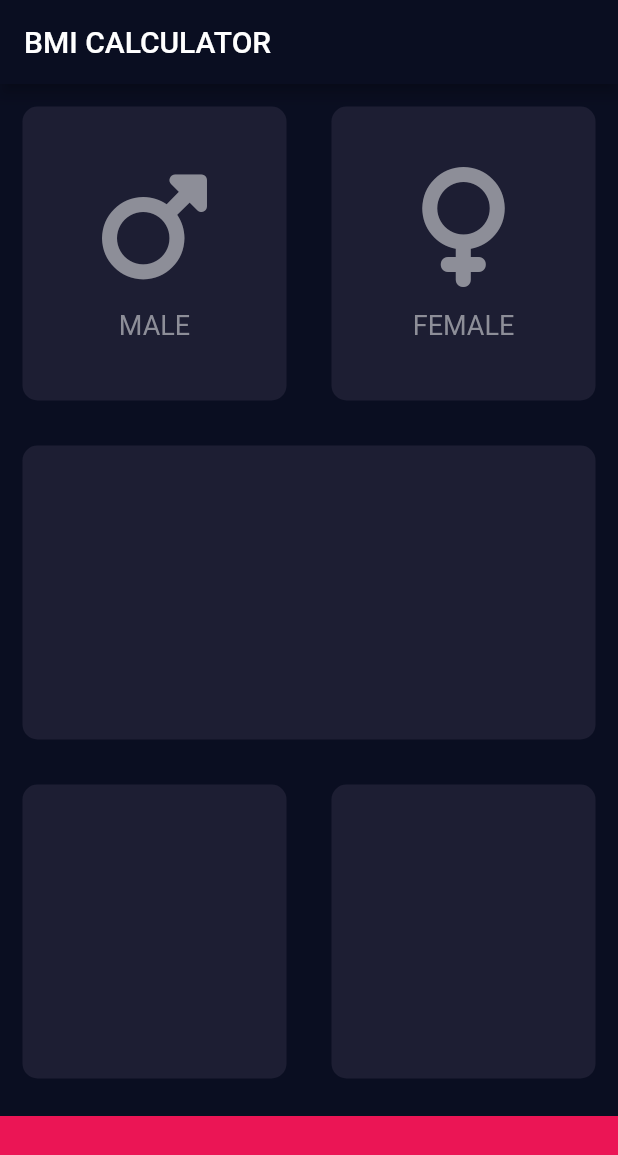
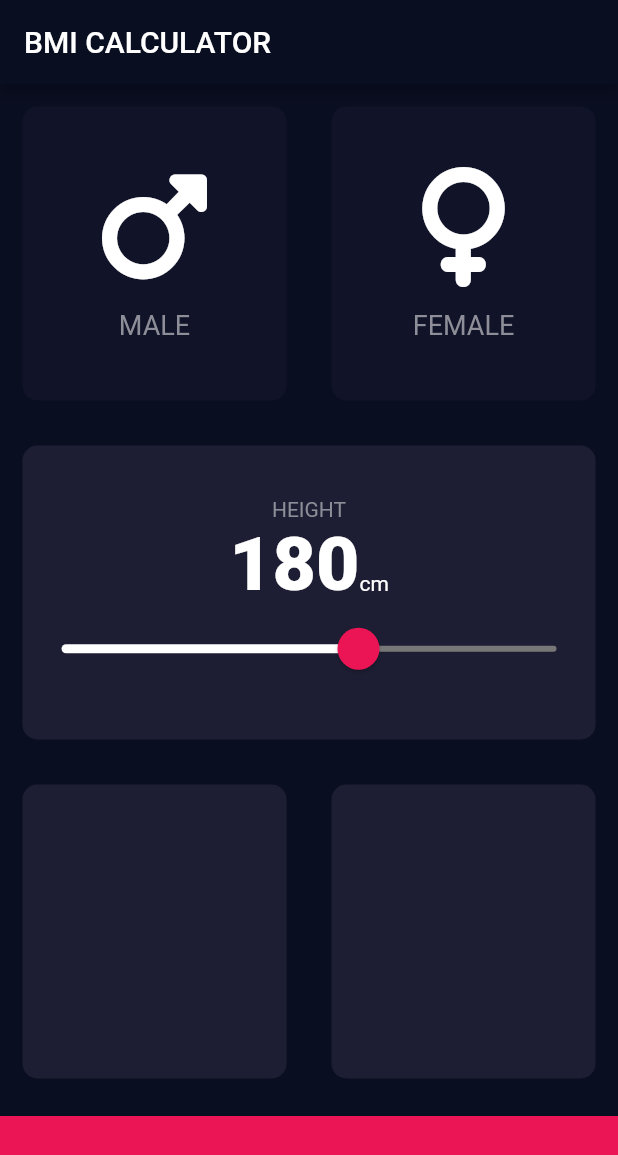
Before and after one commit to flutter-libs/BMI-Calculator, a Flutter app: the screen it shows after launch, on a phone screen of 412 x 824 dp. Shown: the top 1155 px of the screen. Run offline on Flutter 3.47's test engine with Material 2 defaults, Android fonts, the phone set to English and light mode, and no system bars; our stand-ins replace font_awesome_flutter.

Commit message:
Created a slider and constants file

```diff
--- /dev/null
+++ b/lib/constants.dart
@@ -0,0 +1,14 @@
+import 'package:flutter/material.dart';
+
+
+const bottomContainerHeight = 80.0;
+const bottomContainerColor = Color(0xFFEB1555);
+const activeCardColor = Color(0xFF1D1E33);
+const inactiveCardColor = Color(0xFF111328);
+const fontAwesomeColor = Color(0xFF8D8E98);
+const fontAwesomeSignColor = Color(0xFFFFFFFF);
+const numberTextStyle = TextStyle(
+  fontSize: 50.0,
+  fontWeight: FontWeight.w900,
+  color: fontAwesomeSignColor
+);
--- a/lib/icon_content.dart
+++ b/lib/icon_content.dart
@@ -1,6 +1,5 @@
 import 'package:flutter/material.dart';
-
-const fontAwesomeColor = Color(0xFF8D8E98);
+import 'package:bmi_calculator/constants.dart';
 
 class IconContent extends StatelessWidget {
 
@@ -16,7 +15,7 @@ class IconContent extends StatelessWidget {
         Icon(
           icon,
           size: 80.0,
-          color: fontAwesomeColor,
+          color: fontAwesomeSignColor,
         ),
         SizedBox(
           height: 15.0,
--- a/lib/input_page.dart
+++ b/lib/input_page.dart
@@ -2,10 +2,12 @@ import 'package:flutter/material.dart';
 import 'package:font_awesome_flutter/font_awesome_flutter.dart';
 import 'package:bmi_calculator/reusable_card.dart';
 import 'package:bmi_calculator/icon_content.dart';
+import 'package:bmi_calculator/constants.dart';
 
-const bottomContainerHeight = 80.0;
-const bottomContainerColor = Color(0xFFEB1555);
-const activeCardColor = Color(0xFF1D1E33);
+enum Gender {
+  male,
+  female
+}
 
 class InputPage extends StatefulWidget {
   @override
@@ -13,6 +15,8 @@ class InputPage extends StatefulWidget {
 }
 
 class _InputPageState extends State<InputPage> {
+  Gender? selectedGender;
+  int height = 180;
   @override
   Widget build(BuildContext context) {
     return Scaffold(
@@ -20,13 +24,19 @@ class _InputPageState extends State<InputPage> {
         title: const Text('BMI CALCULATOR'),
       ),
       body: Column(
+        crossAxisAlignment: CrossAxisAlignment.stretch,
         children: <Widget>[
           Expanded(
             child: Row(
               children: <Widget>[
                 Expanded(
                   child: ReusableCard(
-                    color: activeCardColor,
+                    onPress: () {
+                      setState(() {
+                        selectedGender = Gender.male;
+                      });
+                    },
+                    color: selectedGender == Gender.male ? activeCardColor : inactiveCardColor,
                     cardChild: IconContent(
                       icon: FontAwesomeIcons.mars,
                       label: 'MALE',
@@ -35,7 +45,12 @@ class _InputPageState extends State<InputPage> {
                 ),
                 Expanded(
                   child: ReusableCard(
-                    color: activeCardColor,
+                    onPress: () {
+                      setState(() {
+                        selectedGender = Gender.female;
+                      });
+                    },
+                    color: selectedGender == Gender.female ? activeCardColor : inactiveCardColor,
                     cardChild: IconContent(
                       icon: FontAwesomeIcons.venus,
                       label: 'FEMALE',
@@ -50,10 +65,57 @@ class _InputPageState extends State<InputPage> {
               children: <Widget>[
                 Expanded(
                   child: ReusableCard(
+                    onPress: () {},
                     color: activeCardColor,
                     cardChild: Column(
+                      mainAxisAlignment: MainAxisAlignment.center,
                       children: <Widget>[
-
+                        Text(
+                          'HEIGHT',
+                          style: TextStyle(
+                            color: fontAwesomeColor,
+                          ),
+                        ),
+                        Row(
+                          mainAxisAlignment: MainAxisAlignment.center,
+                          crossAxisAlignment: CrossAxisAlignment.baseline,
+                          textBaseline: TextBaseline.alphabetic,
+                          children: <Widget>[
+                            Text(
+                              height.toString(),
+                              style: numberTextStyle,
+                            ),
+                            Text('cm',
+                              style: TextStyle(
+                                color: fontAwesomeSignColor,
+                              ),
+                            ),
+                          ],
+                        ),
+                        SliderTheme(
+                          data: SliderTheme.of(context).copyWith(
+                            inactiveTrackColor: Color(0xFF777777),
+                            activeTrackColor: Colors.white,
+                            thumbColor: Color(0xFFEB1555),
+                            overlayColor: Color(0x29EB1155),
+                            thumbShape: RoundSliderThumbShape(
+                              enabledThumbRadius: 14.0,
+                            ),
+                            overlayShape: RoundSliderOverlayShape(
+                              overlayRadius: 26.0,
+                            )
+                          ),
+                          child: Slider(
+                            value: height.toDouble(),
+                            min: 120.0,
+                            max: 220.0,
+                            onChanged: (double newValue) {
+                              setState(() {
+                                height = newValue.round();
+                              });
+                            },
+                          ),
+                        ),
                       ],
                     ),
                   ),
@@ -66,6 +128,7 @@ class _InputPageState extends State<InputPage> {
               children: <Widget>[
                 Expanded(
                   child: ReusableCard(
+                    onPress: () {},
                     color: activeCardColor,
                     cardChild: Column(
                       children: <Widget>[
@@ -76,6 +139,7 @@ class _InputPageState extends State<InputPage> {
                 ),
                 Expanded(
                   child: ReusableCard(
+                    onPress: () {},
                     color: activeCardColor,
                     cardChild: Column(
                       children: <Widget>[
--- a/lib/main.dart
+++ b/lib/main.dart
@@ -21,6 +21,7 @@ class BMICalculator extends StatelessWidget {
         ),
       ),
       home: InputPage(),
+      debugShowCheckedModeBanner: false,
     );
   }
 }
--- a/lib/reusable_card.dart
+++ b/lib/reusable_card.dart
@@ -1,12 +1,15 @@
 import 'package:flutter/material.dart';
 
 class ReusableCard extends StatelessWidget {
-  ReusableCard({required this.color, required this.cardChild});
+  ReusableCard({required this.color, required this.cardChild, required this.onPress});
   final Color color;
   final Widget cardChild;
+  final VoidCallback onPress;
   @override
   Widget build(BuildContext context) {
-    return Container(
+    return GestureDetector(
+      onTap: onPress,
+      child: Container(
         height: 200.0,
         width: 170.0,
         child: cardChild,
@@ -15,6 +18,7 @@ class ReusableCard extends StatelessWidget {
           color: color,
           borderRadius: BorderRadius.circular(10.0),
         ),
+      ),
     );
   }
 }
```
Lines whose indentation alone changed are shown as unchanged.
